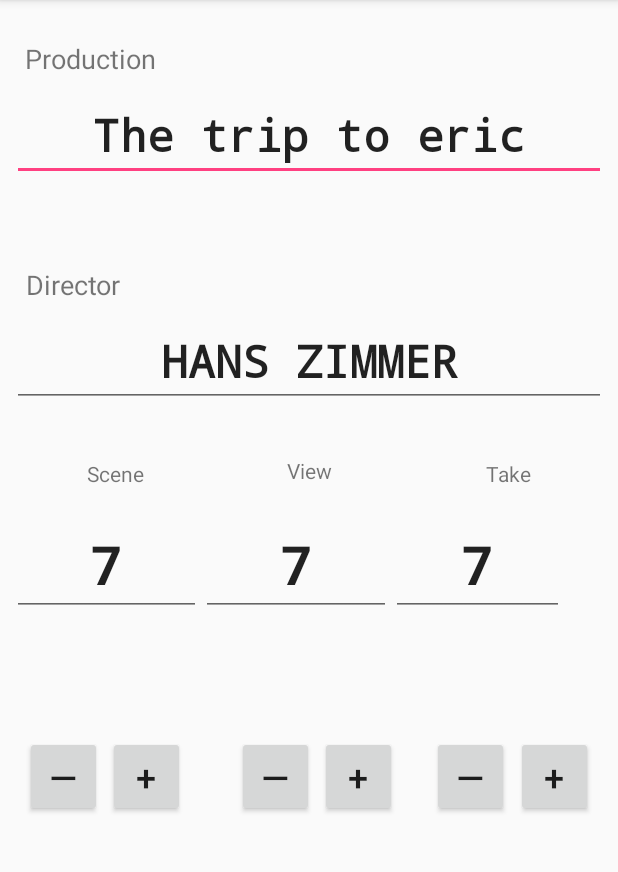
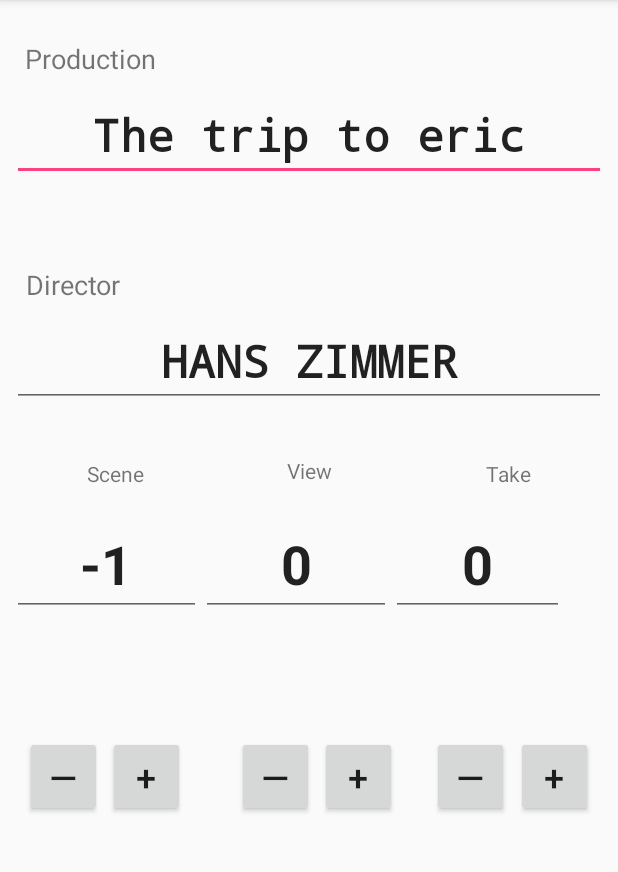
Before and after one commit to kongr45gpen/SonoClapper, an Android app: the screen it shows after launch (MainActivity), after a tap on an icon or button, on a phone screen of 412 x 824 dp, the part 84-956 px from its top. Run offline under Robolectric (Android 15) with nearby library versions, the phone set to English and light mode, and no system bars.

Commit message:
Worked on increment/decrement buttons for Scene/View/Take, and Scene/View counters are now functional. Bug that keeps Take counter stuck at 0 even when clicking on thw -/+ buttons needs fix!

```diff
--- a/app/src/main/java/org/helit/sonoclapper/MainActivity.java
+++ b/app/src/main/java/org/helit/sonoclapper/MainActivity.java
@@ -4,19 +4,34 @@
 import android.os.Bundle;
 import android.view.View;
 import android.widget.Button;
+import android.widget.EditText;
+import android.widget.TextView;
 import android.widget.Toast;
 
 
 public class MainActivity extends AppCompatActivity {
 
-    private int scene_count = 0;
-    private int view_count = 0;
-    private int take_count = 0;
+    int scene_count = 0;
+    int view_count = 0;
+    int take_count = 0;
+    TextView sceneText;
+    TextView viewText;
+    TextView takeText;
 
     @Override
     protected void onCreate(Bundle savedInstanceState) {
         super.onCreate(savedInstanceState);
         setContentView(R.layout.activity_main);
+
+
+
+
+
+        sceneText = (TextView) findViewById(R.id.scene_edit_text);
+        viewText = (TextView) findViewById(R.id.view_edit_text);
+        takeText = (TextView) findViewById(R.id.take_edit_text);
+
+
     }
 
     public void num_increment(View b) {
@@ -24,21 +39,25 @@
         switch(b.getId())
         {
             case R.id.button2:
-                scene_count +=1;
+                scene_count += 1;
+                sceneText.setText(Integer.toString(scene_count));
                 break;
             case R.id.button4:
                 view_count += 1;
+                viewText.setText(Integer.toString(view_count));
                 break;
             case R.id.button6:
                 take_count += 1;
+                takeText.setText(Integer.toString(take_count));
                 break;
             default:
                 throw new RuntimeException("Unknown button ID");
         }
-        //b.setEnabled(false);
 
-        Toast bread = Toast.makeText(getApplicationContext(), "Increment!", Toast.LENGTH_SHORT);
-        bread.show();
+
+
+        Toast notify = Toast.makeText(getApplicationContext(), "Increment!", Toast.LENGTH_SHORT);
+        notify.show();
     }
 
     public void num_decrement(View b) {
@@ -47,19 +66,24 @@
         {
             case R.id.button1:
                 scene_count -=1;
+                sceneText.setText(Integer.toString(scene_count));
                 break;
             case R.id.button3:
                 view_count -= 1;
+                viewText.setText(Integer.toString(view_count));
                 break;
             case R.id.button5:
                 take_count -= 1;
+                takeText.setText(Integer.toString(take_count));
                 break;
             default:
                 throw new RuntimeException("Unknown button ID");
         }
 
-        Toast bread = Toast.makeText(getApplicationContext(), "Decrement!", Toast.LENGTH_SHORT);
-        bread.show();
+
+
+        Toast notify = Toast.makeText(getApplicationContext(), "Decrement!", Toast.LENGTH_SHORT);
+        notify.show();
 
 
     }
--- a/app/src/main/res/layout/activity_main.xml
+++ b/app/src/main/res/layout/activity_main.xml
@@ -115,36 +115,36 @@
         app:layout_constraintHorizontal_bias="0.0">
 
         <EditText
-            android:id="@+id/editText4"
+            android:id="@+id/scene_edit_text"
             android:layout_width="115dp"
             android:layout_height="wrap_content"
             android:layout_weight="1"
             android:ems="10"
             android:inputType="numberSigned"
-            android:text="7"
+            android:text="0"
             android:textAlignment="center"
             android:textSize="36sp"
             android:textStyle="bold" />
 
         <EditText
-            android:id="@+id/editText3"
+            android:id="@+id/view_edit_text"
             android:layout_width="115dp"
             android:layout_height="wrap_content"
             android:layout_weight="1"
             android:ems="10"
             android:inputType="numberSigned"
-            android:text="7"
+            android:text="0"
             android:textAlignment="center"
             android:textSize="36sp"
             android:textStyle="bold" />
 
         <EditText
-            android:id="@+id/editText10"
+            android:id="@+id/take_edit_text"
             android:layout_width="115dp"
             android:layout_height="wrap_content"
             android:ems="10"
             android:inputType="numberSigned"
-            android:text="7"
+            android:text="0"
             android:textAlignment="center"
             android:textSize="36sp"
             android:textStyle="bold" />
```
